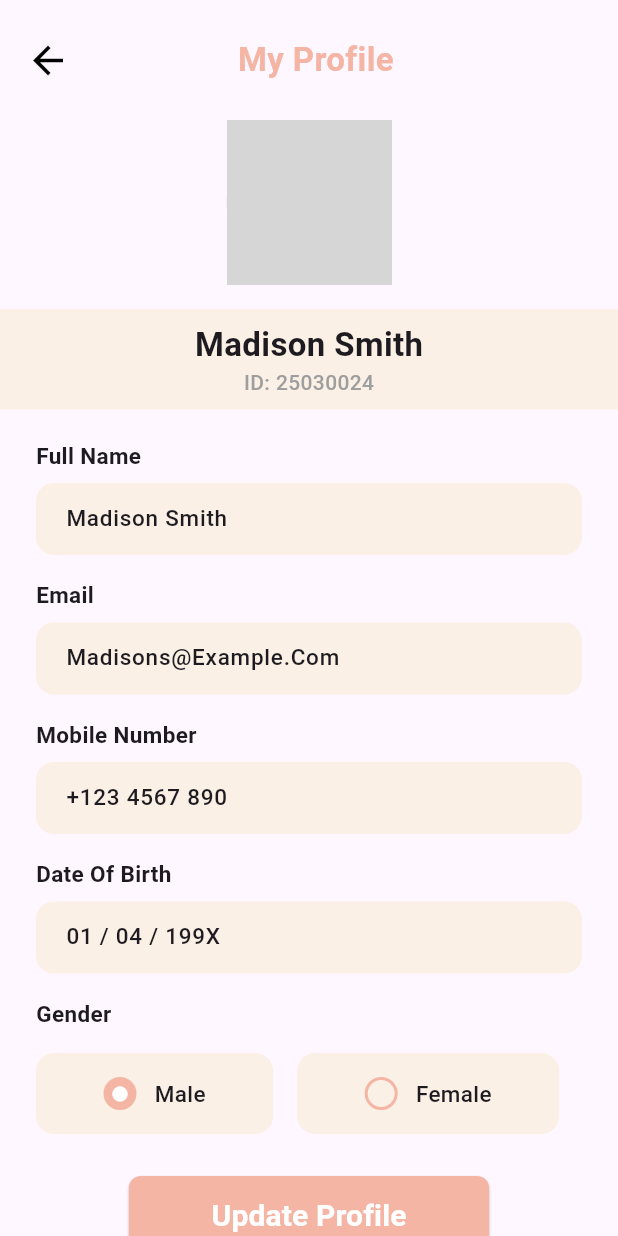
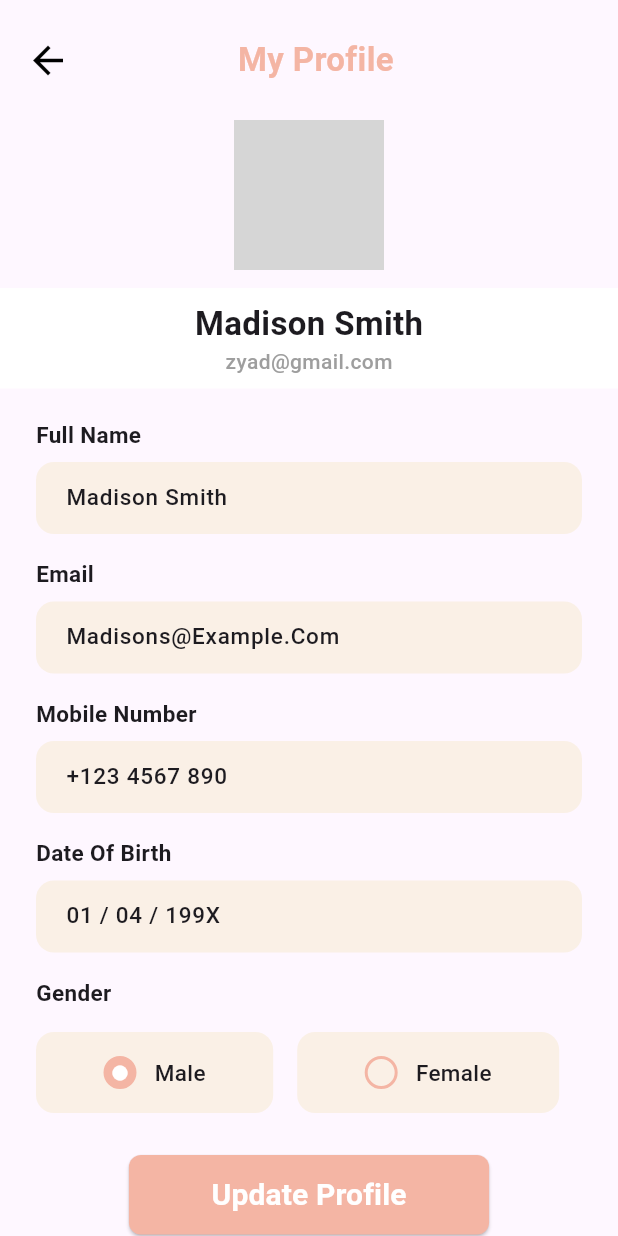
Before and after one commit to zyaddmostafa/Ideas-and-Concepts-Task, a Flutter app: the EditProfileScreen screen opened directly, on a phone screen of 412 x 824 dp. Run offline on Flutter 3.47's test engine with Material 3 defaults, Android fonts, the phone set to English and light mode, and no system bars; our stand-ins replace get; network calls fail; grey boxes are pictures that could not be loaded.

Commit message:
feat: refactor profile and edit profile screens with new components and routing

```diff
--- a/lib/core/widgets/custom_app_bar.dart
+++ b/lib/core/widgets/custom_app_bar.dart
@@ -15,7 +15,9 @@ class CustomAppBar extends StatelessWidget {
 
   @override
   Widget build(BuildContext context) {
-    return Row(
+    return Padding(
+      padding: const EdgeInsets.symmetric(horizontal: 8),
+      child: Row(
         children: [
           IconButton(
             icon: const Icon(Icons.arrow_back, color: Colors.black, size: 30),
@@ -36,6 +38,7 @@ class CustomAppBar extends StatelessWidget {
           ),
           const Spacer(),
         ],
+      ),
     );
   }
 }
--- /dev/null
+++ b/lib/core/widgets/profile_header.dart
@@ -0,0 +1,35 @@
+import 'package:flutter/material.dart';
+import 'package:fluttertask/core/constants/app_color.dart';
+import 'package:fluttertask/core/widgets/profile_image.dart';
+import 'package:fluttertask/core/widgets/user_info.dart';
+
+class ProfileHeader extends StatelessWidget {
+  final String imageUrl;
+  final String name;
+  final String email;
+  final double avatarRadius;
+  final bool showCameraIcon;
+  const ProfileHeader({
+    super.key,
+    required this.imageUrl,
+    required this.name,
+    required this.email,
+    this.avatarRadius = 50,
+    this.showCameraIcon = false,
+  });
+
+  @override
+  Widget build(BuildContext context) {
+    return Column(
+      children: [
+        ProfileImage(
+          imageUrl: imageUrl,
+          radius: avatarRadius,
+          showCameraIcon: showCameraIcon,
+        ),
+        const SizedBox(height: 12),
+        UserInfo(name: name, email: email, backgroundColor: AppColor.white),
+      ],
+    );
+  }
+}
--- /dev/null
+++ b/lib/core/widgets/profile_image.dart
@@ -0,0 +1,48 @@
+import 'package:flutter/material.dart';
+import 'package:fluttertask/core/constants/app_color.dart';
+
+class ProfileImage extends StatelessWidget {
+  final String imageUrl;
+  final bool showCameraIcon;
+  final double radius;
+  final VoidCallback? onCameraTap;
+
+  const ProfileImage({
+    super.key,
+    required this.imageUrl,
+    this.showCameraIcon = true,
+    this.radius = 55,
+    this.onCameraTap,
+  });
+
+  @override
+  Widget build(BuildContext context) {
+    return Stack(
+      alignment: Alignment.bottomRight,
+      children: [
+        CircleAvatar(radius: radius, backgroundImage: NetworkImage(imageUrl)),
+        if (showCameraIcon)
+          Positioned(
+            bottom: 4,
+            right: 4,
+            child: GestureDetector(
+              onTap: onCameraTap,
+              child: Container(
+                decoration: BoxDecoration(
+                  color: AppColor.salamon,
+                  shape: BoxShape.circle,
+                  border: Border.all(color: AppColor.white, width: 2),
+                ),
+                padding: const EdgeInsets.all(6),
+                child: const Icon(
+                  Icons.camera_alt,
+                  color: Colors.white,
+                  size: 20,
+                ),
+              ),
+            ),
+          ),
+      ],
+    );
+  }
+}
--- a/lib/modules/edit_profile/views/edit_profile_screen.dart
+++ b/lib/modules/edit_profile/views/edit_profile_screen.dart
@@ -1,12 +1,7 @@
 import 'package:flutter/material.dart';
-import 'package:fluttertask/core/constants/app_color.dart';
 import 'package:fluttertask/core/widgets/custom_app_bar.dart';
-import 'package:fluttertask/core/widgets/user_info.dart';
-import 'package:fluttertask/modules/edit_profile/widgets/label_text.dart';
-import 'package:fluttertask/modules/edit_profile/widgets/profile_text_field.dart';
-import 'package:fluttertask/modules/edit_profile/widgets/gender_selection.dart';
-import 'package:fluttertask/modules/edit_profile/widgets/change_profile_image.dart';
-import 'package:fluttertask/modules/edit_profile/widgets/custom_elevated_button.dart';
+import 'package:fluttertask/core/widgets/profile_header.dart';
+import 'package:fluttertask/modules/edit_profile/widgets/profile_edit_form.dart';
 
 class EditProfileScreen extends StatelessWidget {
   const EditProfileScreen({super.key});
@@ -20,49 +15,23 @@ class EditProfileScreen extends StatelessWidget {
             children: [
               const SizedBox(height: 16),
               // Custom App Bar
-              const Padding(
-                padding: EdgeInsets.symmetric(horizontal: 8.0),
-                child: CustomAppBar(),
-              ),
+              CustomAppBar(),
               const SizedBox(height: 16),
 
               // Profile Image with Camera Icon
-              ChangeProfileImage(),
-              const SizedBox(height: 16),
-              // User Info
-              const UserInfo(
+              ProfileHeader(
+                imageUrl: 'https://randomuser.me/api/portraits/women/44.jpg',
                 name: 'Madison Smith',
-                email: 'ID: 25030024',
-                backgroundColor: AppColor.beige,
+                email: 'zyad@gmail.com',
               ),
 
               const SizedBox(height: 20),
               // Form Fields
-              Padding(
-                padding: const EdgeInsets.symmetric(horizontal: 24.0),
-                child: Column(
-                  crossAxisAlignment: CrossAxisAlignment.start,
-                  children: [
-                    const LabelText('Full Name'),
-                    ProfileTextField(initialValue: 'Madison Smith'),
-                    const SizedBox(height: 16),
-                    const LabelText('Email'),
-                    ProfileTextField(initialValue: 'Madisons@Example.Com'),
-                    const SizedBox(height: 16),
-                    const LabelText('Mobile Number'),
-                    ProfileTextField(initialValue: '+123 4567 890'),
-                    const SizedBox(height: 16),
-                    const LabelText('Date Of Birth'),
-                    ProfileTextField(initialValue: '01 / 04 / 199X'),
-                    const SizedBox(height: 16),
-                    const LabelText('Gender'),
-                    const SizedBox(height: 8),
-                    GenderSelection(),
-                    const SizedBox(height: 28),
-
-                    CustomElevatedButton(),
-                  ],
-                ),
+              ProfileEditForm(
+                fullName: 'Madison Smith',
+                email: 'Madisons@Example.Com',
+                mobileNumber: '+123 4567 890',
+                dateOfBirth: '01 / 04 / 199X',
               ),
             ],
           ),
--- /dev/null
+++ b/lib/modules/edit_profile/widgets/profile_edit_form.dart
@@ -0,0 +1,49 @@
+import 'package:flutter/material.dart';
+import 'package:fluttertask/modules/edit_profile/widgets/label_text.dart';
+import 'package:fluttertask/modules/edit_profile/widgets/profile_text_field.dart';
+import 'package:fluttertask/modules/edit_profile/widgets/gender_selection.dart';
+import 'package:fluttertask/modules/edit_profile/widgets/custom_elevated_button.dart';
+
+class ProfileEditForm extends StatelessWidget {
+  final String fullName;
+  final String email;
+  final String mobileNumber;
+  final String dateOfBirth;
+
+  const ProfileEditForm({
+    super.key,
+    required this.fullName,
+    required this.email,
+    required this.mobileNumber,
+    required this.dateOfBirth,
+  });
+
+  @override
+  Widget build(BuildContext context) {
+    return Padding(
+      padding: const EdgeInsets.symmetric(horizontal: 24.0),
+      child: Column(
+        crossAxisAlignment: CrossAxisAlignment.start,
+        children: [
+          const LabelText('Full Name'),
+          ProfileTextField(initialValue: fullName),
+          const SizedBox(height: 16),
+          const LabelText('Email'),
+          ProfileTextField(initialValue: email),
+          const SizedBox(height: 16),
+          const LabelText('Mobile Number'),
+          ProfileTextField(initialValue: mobileNumber),
+          const SizedBox(height: 16),
+          const LabelText('Date Of Birth'),
+          ProfileTextField(initialValue: dateOfBirth),
+          const SizedBox(height: 16),
+          const LabelText('Gender'),
+          const SizedBox(height: 8),
+          const GenderSelection(),
+          const SizedBox(height: 28),
+          const CustomElevatedButton(),
+        ],
+      ),
+    );
+  }
+}
--- a/lib/routes/app_routes.dart
+++ b/lib/routes/app_routes.dart
@@ -0,0 +1,16 @@
+import 'package:fluttertask/modules/edit_profile/views/edit_profile_screen.dart';
+import 'package:fluttertask/modules/orders/screen/my_order_screen.dart';
+import 'package:fluttertask/modules/profile/screens/profile_screen.dart';
+import 'package:fluttertask/routes/routes.dart';
+import 'package:get/get_navigation/src/routes/get_route.dart';
+
+class AppRoutes {
+  static final routes = [
+    GetPage(name: Routes.profileScreen, page: () => const ProfileScreen()),
+    GetPage(
+      name: Routes.editProfileScreen,
+      page: () => const EditProfileScreen(),
+    ),
+    GetPage(name: Routes.myOrderScreen, page: () => const MyOrderScreen()),
+  ];
+}
--- a/lib/routes/routes.dart
+++ b/lib/routes/routes.dart
@@ -2,4 +2,5 @@ class Routes {
   static const String profileScreen = '/profile';
   static const String editProfileScreen = '/edit-profile';
   static const String myOrderScreen = '/my-order';
+  static const String initial = profileScreen;
 }
--- a/pubspec.yaml
+++ b/pubspec.yaml
@@ -33,6 +33,7 @@ dependencies:
   cupertino_icons: ^1.0.8
   flutter:
     sdk: flutter
+  get: ^4.7.2
   json_annotation: ^4.9.0
   json_serializable: ^6.9.5
 
```
Also changed, not shown: lib/main.dart (+6 -5 lines), lib/modules/profile/screens/profile_screen.dart (+8 -53 lines), lib/modules/profile/widgets/profile_action_tabs.dart (added, +37 -0 lines), lib/modules/profile/widgets/profile_screen_options.dart (added, +26 -0 lines), lib/modules/profile/widgets/profile_tab_button.dart (+11 -2 lines), pubspec.lock. Lines whose indentation alone changed are shown as unchanged.
